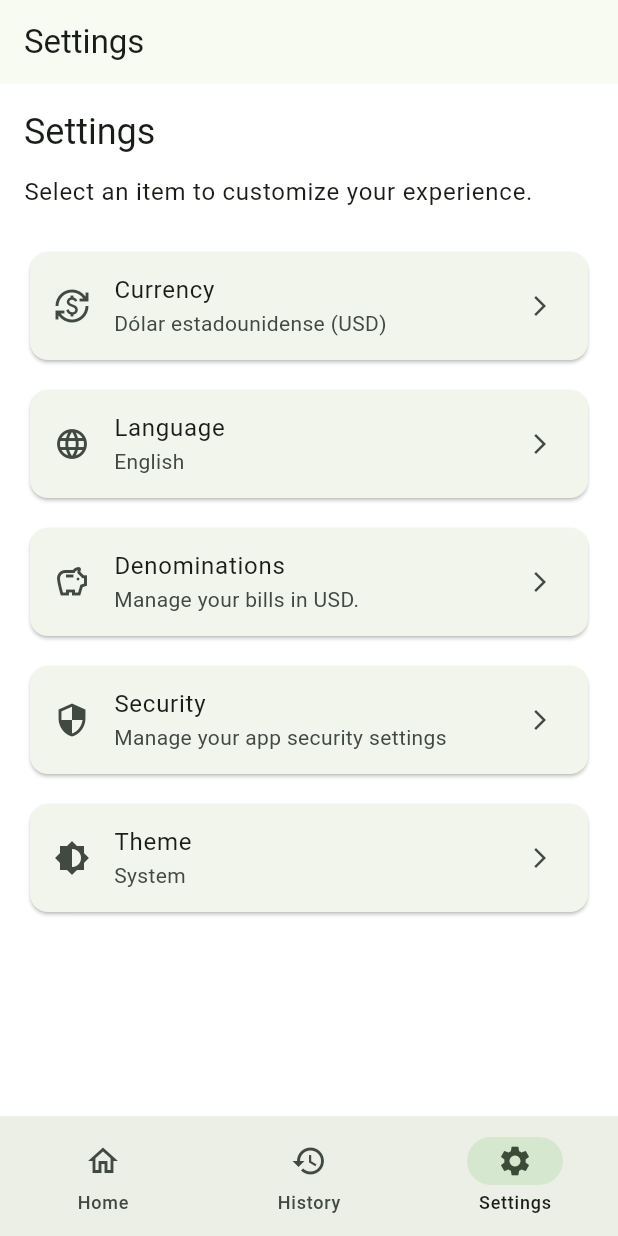
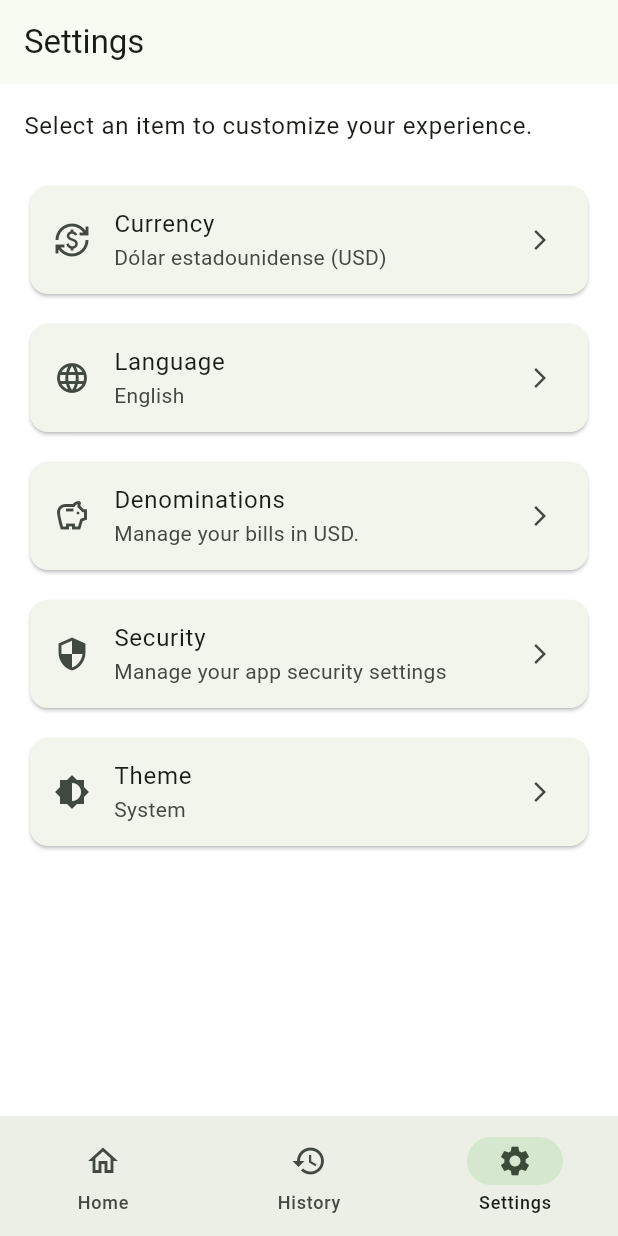
Before and after one commit to raudel25/CashWallet, a Flutter app: the screen it shows after launch, item 3 of the bottom bar chosen, on a phone screen of 412 x 824 dp. Run offline on Flutter 3.47's test engine with Material 3 defaults, Android fonts, the phone set to English and light mode, and no system bars; our stand-ins replace flutter_secure_storage, local_auth, shared_preferences.

Commit message:
feat: Update app branding with new launcher icons and modify app labels

```diff
--- a/lib/ui/pages/settings_page.dart
+++ b/lib/ui/pages/settings_page.dart
@@ -30,11 +30,6 @@ class SettingsPage extends StatelessWidget {
     return ListView(
       padding: const EdgeInsets.all(16),
       children: [
-        Text(
-          context.t('settings_title'),
-          style: Theme.of(context).textTheme.headlineSmall,
-        ),
-        const SizedBox(height: 12),
         Text(
           context.t('settings_description'),
           style: Theme.of(context).textTheme.bodyLarge,
--- a/pubspec.yaml
+++ b/pubspec.yaml
@@ -51,6 +51,12 @@ dev_dependencies:
   # package. See that file for information about deactivating specific lint
   # rules and activating additional ones.
   flutter_lints: ^5.0.0
+  flutter_launcher_icons: ^0.10.0
+
+flutter_icons:
+  android: true
+  ios: true
+  image_path: "assets/icon/icon.png"
 
 # For information on the generic Dart part of this file, see the
 # following page: https://dart.dev/tools/pub/pubspec
```
Also changed, not shown: assets/icon/icon.png (added), pubspec.lock, 31 other files.
